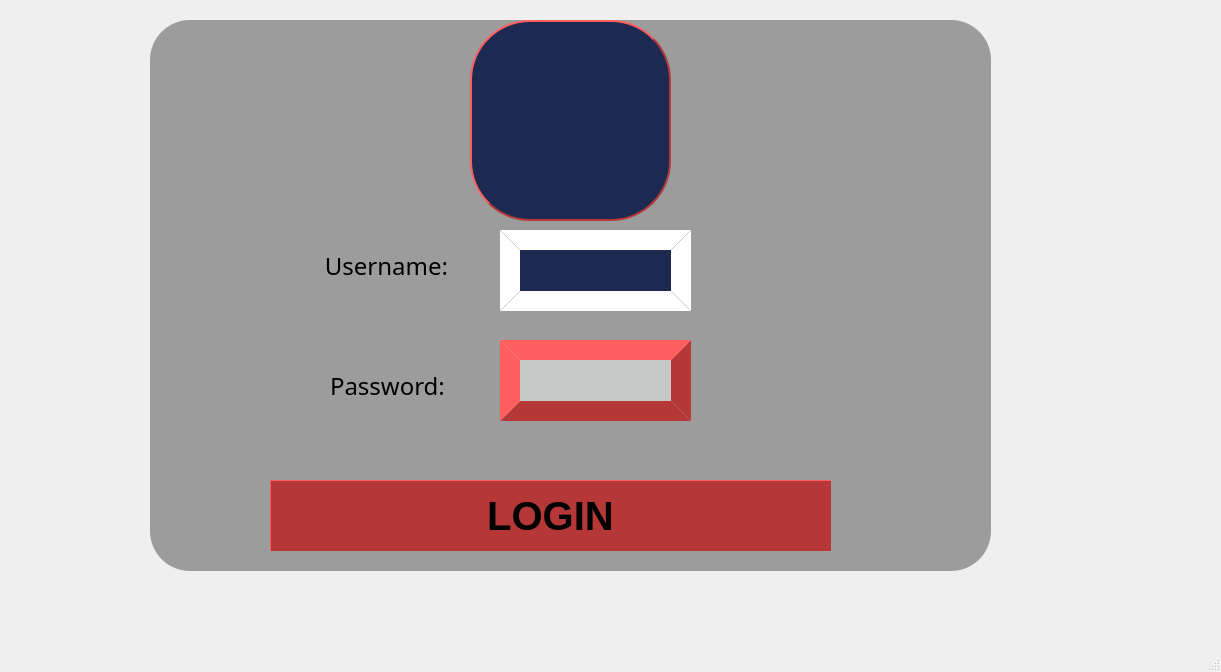
This is login.ui in amal-souissi/projet_cpp_2A as Qt 5 draws it before an edit. The edited form follows.
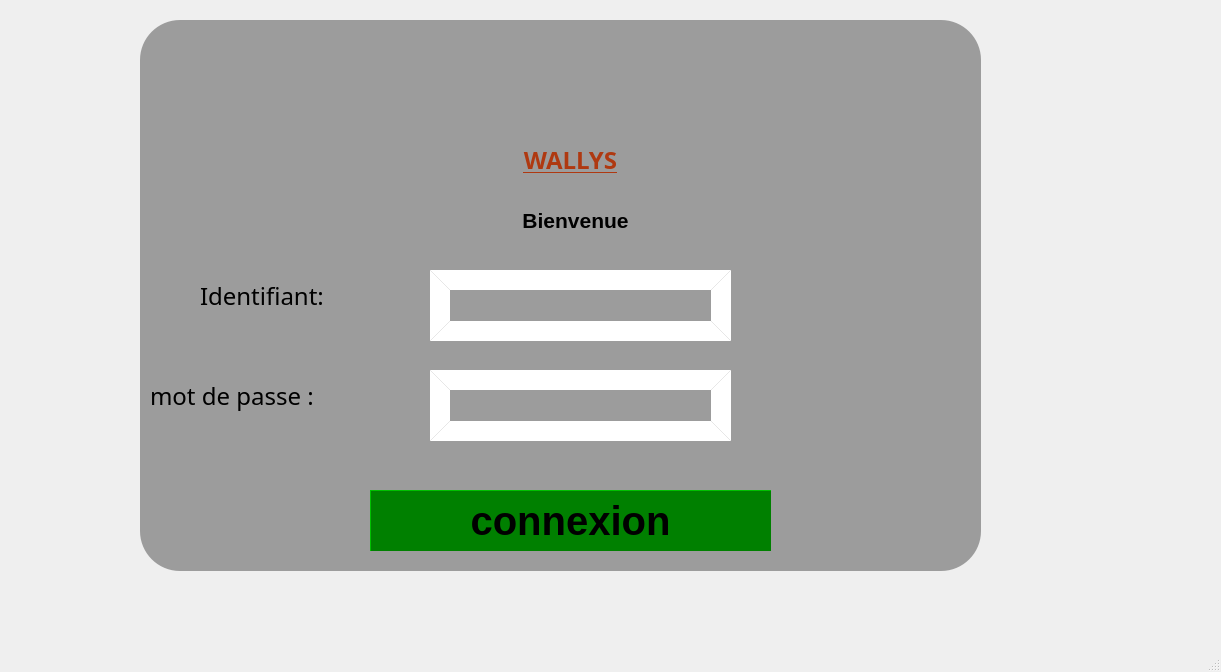
This is the edited form. Icons and pictures are not drawn.

```diff
--- a/login.ui
+++ b/login.ui
@@ -24,7 +24,7 @@
    <widget class="QFrame" name="frame">
     <property name="geometry">
      <rect>
-      <x>150</x>
+      <x>140</x>
       <y>20</y>
       <width>841</width>
       <height>551</height>
@@ -48,9 +48,9 @@
     <widget class="QLabel" name="label">
      <property name="geometry">
       <rect>
-       <x>150</x>
-       <y>210</y>
-       <width>191</width>
+       <x>60</x>
+       <y>240</y>
+       <width>221</width>
        <height>71</height>
       </rect>
      </property>
@@ -63,26 +63,27 @@
 }</string>
      </property>
      <property name="text">
-      <string>    Username:</string>
+      <string>Identifiant:</string>
      </property>
     </widget>
     <widget class="QLineEdit" name="usename">
      <property name="geometry">
       <rect>
-       <x>350</x>
-       <y>320</y>
-       <width>191</width>
-       <height>81</height>
+       <x>290</x>
+       <y>250</y>
+       <width>301</width>
+       <height>71</height>
       </rect>
      </property>
      <property name="styleSheet">
       <string notr="true">QLineEdit  {
+	color: rgb(255, 255, 255);
 	
-     background-color:#C4C9C7;
+     background-color:rgb(156, 156, 156);
      border-style: outset;
      border-width: 20px;
     border-radius: 60px;
-     border-color: #B53737;
+     border-color: #ffffff;
      font: bold 14px;
      min-width: 7em;
      padding: 6px;
@@ -92,9 +93,9 @@
     <widget class="QLabel" name="label_2">
      <property name="geometry">
       <rect>
-       <x>180</x>
-       <y>340</y>
-       <width>121</width>
+       <x>10</x>
+       <y>350</y>
+       <width>181</width>
        <height>51</height>
       </rect>
      </property>
@@ -108,23 +109,23 @@
 }</string>
      </property>
      <property name="text">
-      <string>Password:</string>
+      <string>mot de passe :</string>
      </property>
     </widget>
     <widget class="QLineEdit" name="password">
      <property name="geometry">
       <rect>
-       <x>350</x>
-       <y>210</y>
-       <width>191</width>
-       <height>81</height>
+       <x>290</x>
+       <y>350</y>
+       <width>301</width>
+       <height>71</height>
       </rect>
      </property>
      <property name="styleSheet">
       <string notr="true">QLineEdit  {
 	color: rgb(255, 255, 255);
 	
-     background-color:#1C2951;
+     background-color:rgb(156, 156, 156);
      border-style: outset;
      border-width: 20px;
     border-radius: 60px;
@@ -138,53 +139,71 @@
     <widget class="QPushButton" name="pushButton">
      <property name="geometry">
       <rect>
-       <x>120</x>
-       <y>460</y>
-       <width>561</width>
-       <height>71</height>
+       <x>230</x>
+       <y>470</y>
+       <width>401</width>
+       <height>61</height>
       </rect>
      </property>
      <property name="styleSheet">
       <string notr="true">QPushButton {
 	font: 11pt ;
-     background-color:#B53737;
+     background-color:#008000;
      border-style: outset;
      border-width: 1px;
     border-radius: 100px;
-     border-color: #B53737;
+     border-color: #008000;
      font: bold 40px;
      min-width: 7em;
      padding: 6px;
 }</string>
      </property>
      <property name="text">
-      <string>LOGIN</string>
+      <string>connexion</string>
      </property>
     </widget>
-    <widget class="QPushButton" name="pushButton_2">
+    <widget class="QWidget" name="widget" native="true">
+     <property name="geometry">
+      <rect>
+       <x>340</x>
+       <y>20</y>
+       <width>191</width>
+       <height>81</height>
+      </rect>
+     </property>
+     <property name="styleSheet">
+      <string notr="true">image: url(:/files/2.png);</string>
+     </property>
+    </widget>
+    <widget class="QLabel" name="label_3">
+     <property name="geometry">
+      <rect>
+       <x>350</x>
+       <y>120</y>
+       <width>161</width>
+       <height>41</height>
+      </rect>
+     </property>
+     <property name="styleSheet">
+      <string notr="true">font: 75 12pt ;
+font-family:century gothic;
+font-size:24px;</string>
+     </property>
+     <property name="text">
+      <string>&lt;html&gt;&lt;head/&gt;&lt;body&gt;&lt;p align=&quot;center&quot;&gt;&lt;span style=&quot; font-weight:600; text-decoration: underline; color:#af3911;&quot;&gt;WALLYS&lt;/span&gt;&lt;/p&gt;&lt;/body&gt;&lt;/html&gt;</string>
+     </property>
+    </widget>
+    <widget class="QLabel" name="label_4">
      <property name="geometry">
       <rect>
        <x>320</x>
-       <y>0</y>
-       <width>201</width>
-       <height>201</height>
+       <y>180</y>
+       <width>231</width>
+       <height>41</height>
       </rect>
      </property>
-     <property name="styleSheet">
-      <string notr="true">QPushButton  {
-	background-image: url(:/files/login.png);
-     background-color:#1C2951;
-     border-style: outset;
-     border-width: 2px;
-     border-radius: 60px;
-     border-color: #B53737;
-     font: bold 14px;
-     min-width: 7em;
-     padding: 6px;
-}</string>
-     </property>
      <property name="text">
-      <string/>
+      <string>&lt;html&gt;&lt;head/&gt;&lt;body&gt;&lt;p align=&quot;center&quot;&gt;&lt;span style=&quot; font-size:16pt; font-weight:600;&quot;&gt;Bienvenue&lt;/span&gt;&lt;/p&gt;&lt;/body&gt;&lt;/html&gt;</string>
      </property>
     </widget>
    </widget>
```
Left out of the diff: 4 changed lines with no effect on the pictures.
